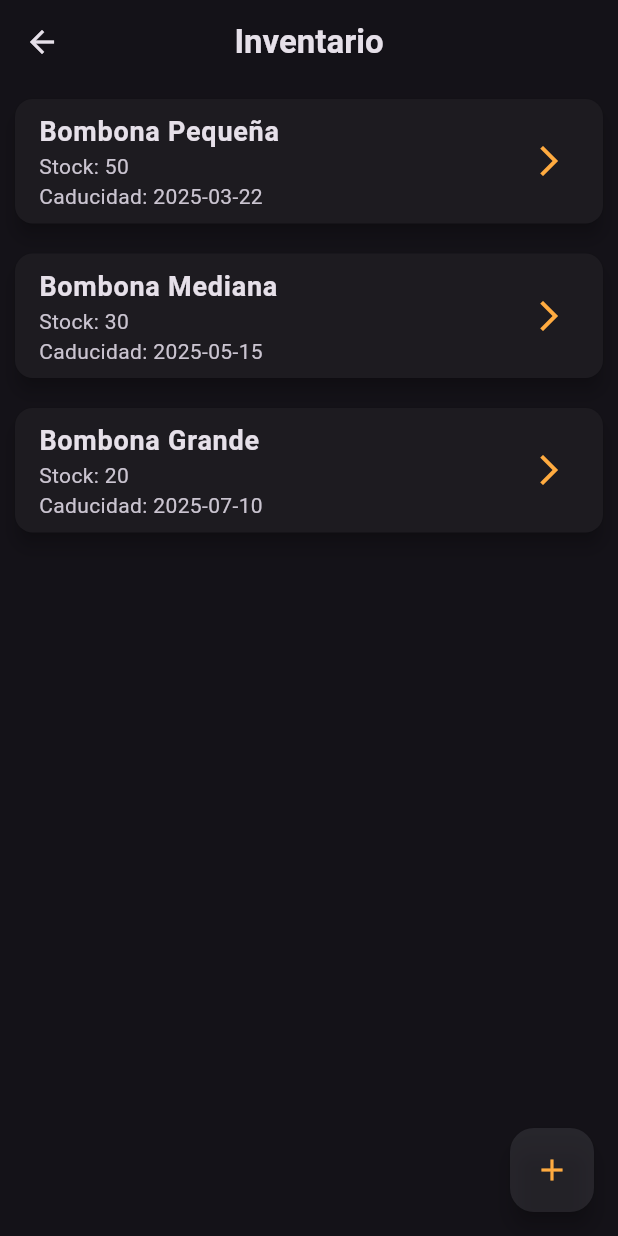
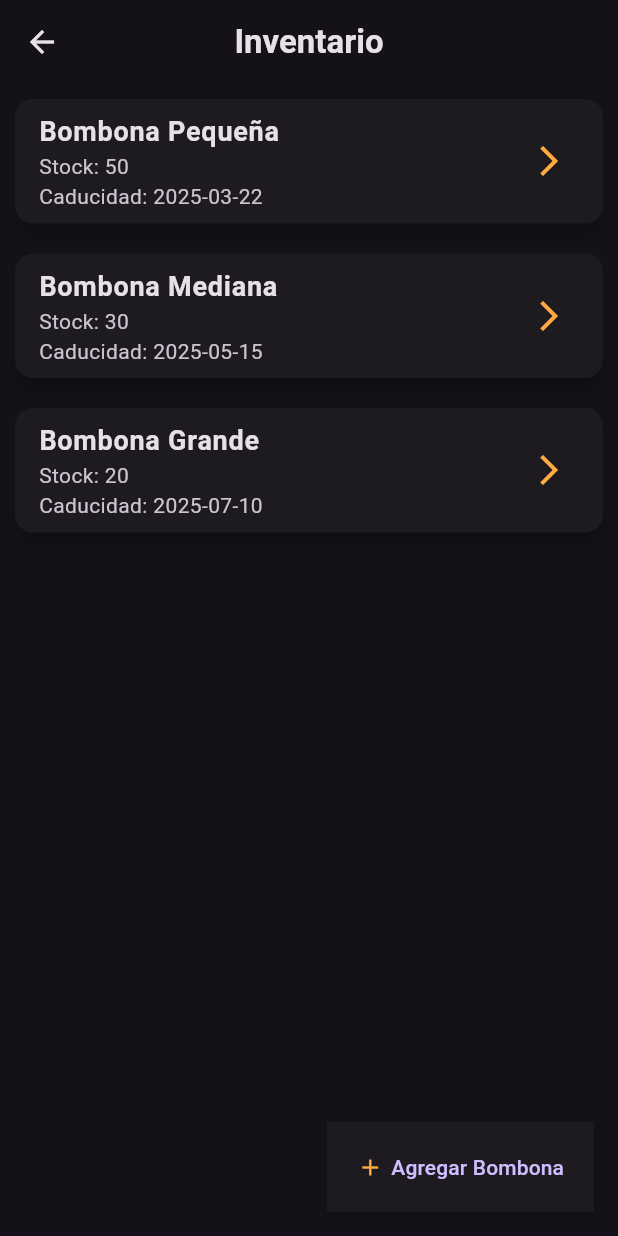
Before and after one commit to GinesMr/RepsolWareHouse, a Flutter app: the screen it shows after launch, after a tap on "Ver Inventario", on a phone screen of 412 x 824 dp. Run offline on Flutter 3.47's test engine with Material 3 defaults, Android fonts, the phone set to English and light mode, and no system bars.

Commit message:
Commit:Some change to adapt the app to different screens sizes

```diff
--- /dev/null
+++ b/lib/models/Bombona.dart
@@ -0,0 +1,10 @@
+class Bombona {
+  String nombre;
+  double capacidad;
+  double peso;
+  int stock;
+  DateTime caducidad;
+
+  Bombona(this.nombre, this.capacidad, this.peso, this.stock, this.caducidad);
+
+}
--- a/lib/models/Bomobona.dart
+++ /dev/null
@@ -1,3 +0,0 @@
-class Bombona {
-
-}
--- a/lib/screens/DashboardScreen.dart
+++ b/lib/screens/DashboardScreen.dart
@@ -7,13 +7,15 @@ class DashboardScreen extends StatelessWidget {
   @override
   Widget build(BuildContext context) {
     return Scaffold(
+      appBar:AppBar(
+        title: Text(""),
+      ),
       body: Padding(
         padding: EdgeInsets.all(0),
         child: SingleChildScrollView(
           child: Column(
             crossAxisAlignment: CrossAxisAlignment.center,
             children: [
-              SizedBox(height:20),
               ClockWidget(fontSize: 20),//Clock
               SizedBox(height:40),
               Text(
@@ -78,17 +80,6 @@ class DashboardScreen extends StatelessWidget {
           children: [
             Expanded(
               child: _buildActionCard(
-                icon: Icons.add,
-                label: 'Añadir Bombona',
-                onTap: () {
-                  print('Agregar Bombona');
-                },
-              ),
-            ),
-            SizedBox(width: 10),
-
-            Expanded(
-              child: _buildActionCard(
                 icon: Icons.list,
                 label: 'Ver Inventario',
                 onTap: () {
--- a/lib/screens/InventarioScreen.dart
+++ b/lib/screens/InventarioScreen.dart
@@ -1,6 +1,9 @@
 import 'package:flutter/cupertino.dart';
 import 'package:flutter/foundation.dart';
 import 'package:flutter/material.dart';
+import 'package:try1/models/Bombona.dart';
+
+import 'BombonaScreen.dart';
 
 class InventarioScreen extends StatelessWidget {
   final List<Map<String, dynamic>> bombonas = [
@@ -52,16 +55,33 @@ class InventarioScreen extends StatelessWidget {
               ),
               trailing: Icon(Icons.arrow_forward_ios,color: Colors.orangeAccent,),
               onTap: () {
-                print("Seleccionado: ${bombona["nombre"]}");
+                Navigator.push(
+                  context,
+                  MaterialPageRoute(
+                    builder: (context) => BombonaScreen(bombona: Bombona('gines', 2, 3, 232, DateTime.now()),),
+                  ),
+                );
               },
             ),
           );
         },
       ),
-      floatingActionButton: FloatingActionButton(onPressed: (){
-       print("hola");},
-          backgroundColor: CupertinoColors.systemFill,
-          child: Icon(Icons.add,color:Colors.orangeAccent,),
+      floatingActionButton: ElevatedButton(
+        onPressed: () {
+          print("hola");
+        },
+        style: ElevatedButton.styleFrom(
+          shape: ContinuousRectangleBorder(),
+          padding: EdgeInsets.all(20),
+        ),
+        child: Row(
+          mainAxisSize: MainAxisSize.min,
+          children: [
+            Icon(Icons.add, color: Colors.orangeAccent),
+            SizedBox(width: 5),
+            Text('Agregar Bombona'),
+          ],
+        ),
       ),
 
     );
```
Also changed, not shown: lib/screens/BombonaScreen.dart (added, +70 -0 lines), lib/screens/Bomobona.dart (deleted, +0 -15 lines), lib/generated/assets.dart.
